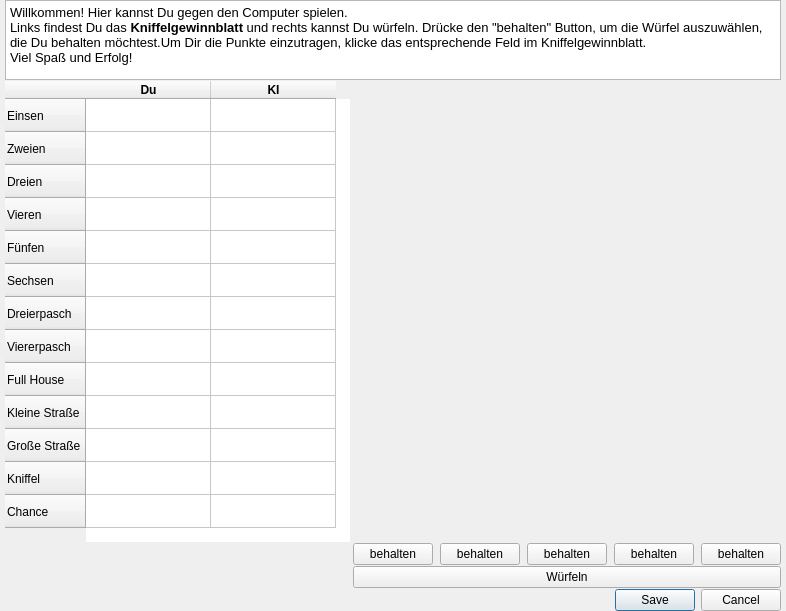
This is singleplayerdialog.ui in michelfiedler/Kniffel.mrai as Qt 5 draws it before an edit. The edited form follows.
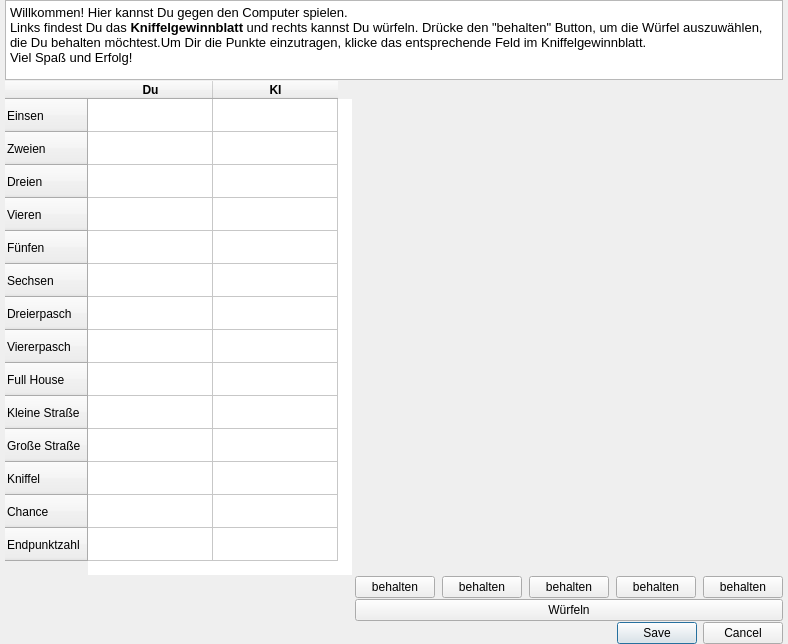
This is the edited form.

The edit to the form file:
```diff
--- a/singleplayerdialog.ui
+++ b/singleplayerdialog.ui
@@ -126,6 +126,11 @@
        <string>Chance</string>
       </property>
      </row>
+     <row>
+      <property name="text">
+       <string>Endpunktzahl</string>
+      </property>
+     </row>
      <column>
       <property name="text">
        <string>Du</string>
@@ -368,7 +373,7 @@
       <string>&lt;!DOCTYPE HTML PUBLIC &quot;-//W3C//DTD HTML 4.0//EN&quot; &quot;http://www.w3.org/TR/REC-html40/strict.dtd&quot;&gt;
 &lt;html&gt;&lt;head&gt;&lt;meta name=&quot;qrichtext&quot; content=&quot;1&quot; /&gt;&lt;style type=&quot;text/css&quot;&gt;
 p, li { white-space: pre-wrap; }
-&lt;/style&gt;&lt;/head&gt;&lt;body style=&quot; font-family:'MS Shell Dlg 2'; font-size:7.8pt; font-weight:400; font-style:normal;&quot;&gt;
+&lt;/style&gt;&lt;/head&gt;&lt;body style=&quot; font-family:'MS Shell Dlg 2'; font-size:8.25pt; font-weight:400; font-style:normal;&quot;&gt;
 &lt;p style=&quot; margin-top:0px; margin-bottom:0px; margin-left:0px; margin-right:0px; -qt-block-indent:0; text-indent:0px;&quot;&gt;&lt;span style=&quot; font-size:10pt;&quot;&gt;Willkommen! Hier kannst Du gegen den Computer spielen.&lt;/span&gt;&lt;/p&gt;
 &lt;p style=&quot; margin-top:0px; margin-bottom:0px; margin-left:0px; margin-right:0px; -qt-block-indent:0; text-indent:0px;&quot;&gt;&lt;span style=&quot; font-size:10pt;&quot;&gt;Links findest Du das &lt;/span&gt;&lt;span style=&quot; font-size:10pt; font-weight:600;&quot;&gt;Kniffelgewinnblatt&lt;/span&gt;&lt;span style=&quot; font-size:10pt;&quot;&gt; und rechts kannst Du würfeln. Drücke den &amp;quot;behalten&amp;quot; Button, um die Würfel auszuwählen, die Du behalten möchtest.Um Dir die Punkte einzutragen, klicke das entsprechende Feld im Kniffelgewinnblatt.&lt;/span&gt;&lt;/p&gt;
 &lt;p style=&quot; margin-top:0px; margin-bottom:0px; margin-left:0px; margin-right:0px; -qt-block-indent:0; text-indent:0px;&quot;&gt;&lt;span style=&quot; font-size:10pt;&quot;&gt;Viel Spaß und Erfolg!&lt;/span&gt;&lt;/p&gt;&lt;/body&gt;&lt;/html&gt;</string>
```
